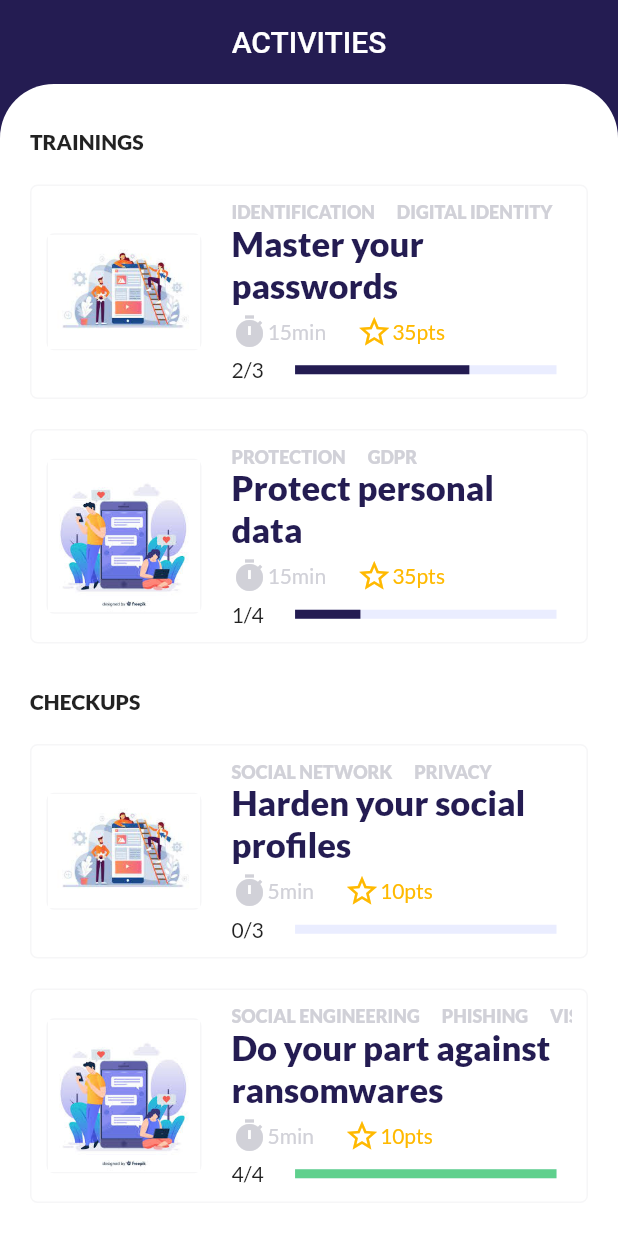
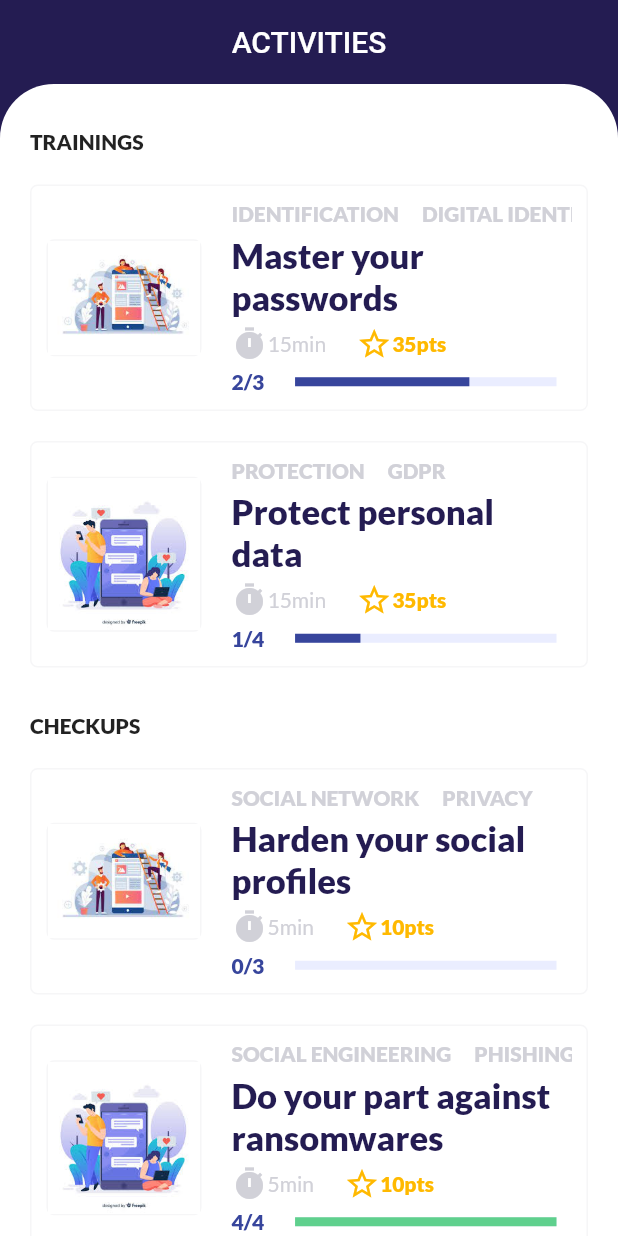
Before and after one commit to hugotiem/CaptainCyber, a Flutter app: the screen it shows after launch, on a phone screen of 412 x 824 dp. Run offline on Flutter 3.47's test engine with Material 2 defaults, Android fonts, the light colour scheme and no system bars; drawn by our look-alikes of percent_indicator; our stand-ins replace google_fonts.

Commit message:
fix details

```diff
--- a/lib/home/activities_list.dart
+++ b/lib/home/activities_list.dart
@@ -26,7 +26,9 @@ class AcitivitesList extends StatelessWidget {
         border: Border.all(color: CyberColors.grey.withOpacity(0.2)),
         borderRadius: const BorderRadius.all(Radius.circular(5)),
       ),
-      margin: const EdgeInsets.symmetric(vertical: 10),
+      margin: const EdgeInsets.symmetric(
+        vertical: 10,
+      ),
       child: Row(
         children: <Widget>[
           Expanded(
@@ -57,12 +59,15 @@ class AcitivitesList extends StatelessWidget {
                       children: getTagsWidget(tags),
                     ),
                   ),
-                  Text(
-                    title,
-                    style: const TextStyle(
-                      fontWeight: FontWeight.w800,
-                      fontSize: 23,
-                      color: CyberColors.darkBlue,
+                  Container(
+                    margin: const EdgeInsets.only(top: 5),
+                    child: Text(
+                      title,
+                      style: const TextStyle(
+                        fontWeight: FontWeight.w800,
+                        fontSize: 23,
+                        color: CyberColors.darkBlue,
+                      ),
                     ),
                   ),
                   Container(
@@ -86,7 +91,10 @@ class AcitivitesList extends StatelessWidget {
                         ),
                         Text(
                           pts + "pts",
-                          style: const TextStyle(color: CyberColors.yellow),
+                          style: const TextStyle(
+                            color: CyberColors.yellow,
+                            fontWeight: FontWeight.w800,
+                          ),
                         ),
                       ],
                     ),
@@ -95,7 +103,13 @@ class AcitivitesList extends StatelessWidget {
                     children: <Widget>[
                       Expanded(
                         flex: 1,
-                        child: Text(modulesCompleted),
+                        child: Text(
+                          modulesCompleted,
+                          style: const TextStyle(
+                            color: CyberColors.blue,
+                            fontWeight: FontWeight.w800,
+                          ),
+                        ),
                       ),
                       Expanded(
                         flex: 6,
@@ -104,7 +118,7 @@ class AcitivitesList extends StatelessWidget {
                           percent: percent,
                           progressColor: percent == 1
                               ? CyberColors.green
-                              : CyberColors.darkBlue,
+                              : CyberColors.blue,
                           backgroundColor: CyberColors.whiteGrey,
                         ),
                       ),
@@ -128,7 +142,6 @@ class AcitivitesList extends StatelessWidget {
         elem.toUpperCase(),
         style: const TextStyle(
           fontWeight: FontWeight.w800,
-          fontSize: 12,
           color: CyberColors.grey,
         ),
       ));
--- a/lib/home/home_page.dart
+++ b/lib/home/home_page.dart
@@ -23,7 +23,7 @@ class HomePage extends StatelessWidget {
         centerTitle: true,
       ),
       body: Container(
-        padding: const EdgeInsets.symmetric(horizontal: 20, vertical: 10),
+        padding: const EdgeInsets.symmetric(horizontal: 20),
         width: _size.width,
         decoration: const BoxDecoration(
           borderRadius: BorderRadius.only(
@@ -32,11 +32,14 @@ class HomePage extends StatelessWidget {
           ),
           color: Colors.white,
         ),
-        child: SafeArea(
+        clipBehavior: Clip.antiAlias,
         child: SingleChildScrollView(
           child: Column(
             crossAxisAlignment: CrossAxisAlignment.start,
-              children: [
+            children: <Widget>[
+              const SizedBox(
+                height: 10,
+              ),
               Column(
                 crossAxisAlignment: CrossAxisAlignment.start,
                 children: childrenBuilder("Training"),
@@ -48,9 +51,11 @@ class HomePage extends StatelessWidget {
               Column(
                 crossAxisAlignment: CrossAxisAlignment.start,
                 children: childrenBuilder("Quiz"),
-                )
+              ),
+              const SizedBox(
+                height: 30,
+              ),
             ],
-            ),
           ),
         ),
       ),
```
Lines whose indentation alone changed are shown as unchanged.
